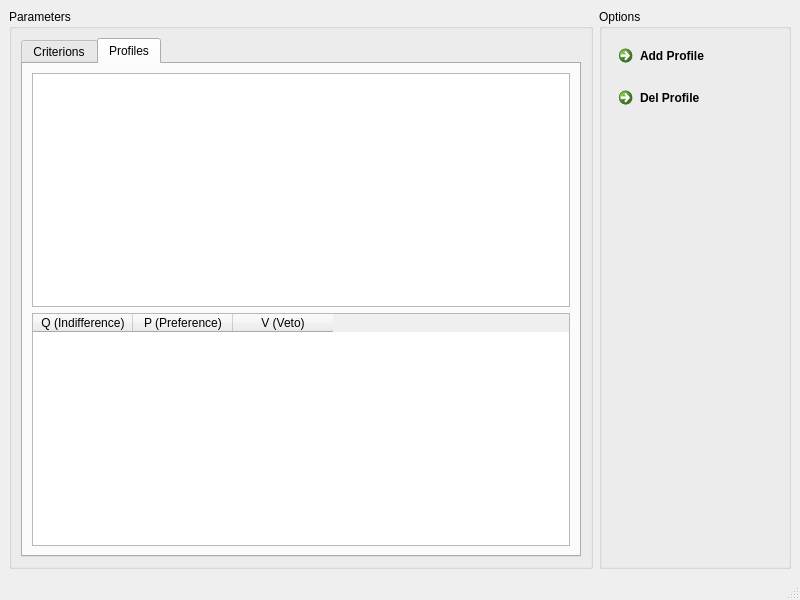
The window that ui/mainwindow.ui (oso/qgis-etri) describes before a commit, drawn with Qt 5.
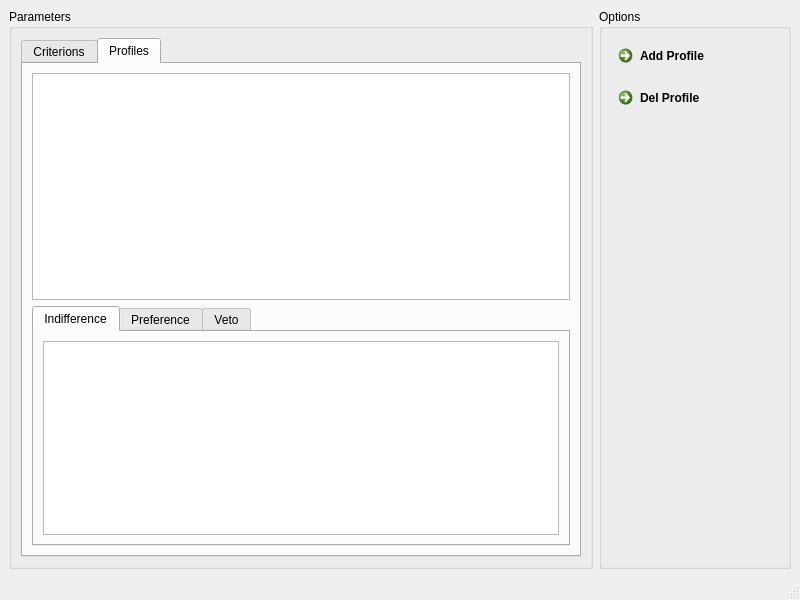
The same window after the commit. The open tabs and pages were chosen to show the change.

Commit message: [UI] Add support for thresholds values

What changed in the file:
```diff
--- a/ui/mainwindow.ui
+++ b/ui/mainwindow.ui
@@ -112,22 +112,46 @@
             <widget class="QTableWidget" name="table_prof"/>
            </item>
            <item row="1" column="0">
-            <widget class="QTableWidget" name="table_thres">
-             <column>
-              <property name="text">
-               <string>Q (Indifference)</string>
-              </property>
-             </column>
-             <column>
-              <property name="text">
-               <string>P (Preference)</string>
-              </property>
-             </column>
-             <column>
-              <property name="text">
-               <string>V (Veto)</string>
-              </property>
-             </column>
+            <widget class="QTabWidget" name="tabWidget">
+             <property name="tabPosition">
+              <enum>QTabWidget::North</enum>
+             </property>
+             <property name="tabShape">
+              <enum>QTabWidget::Rounded</enum>
+             </property>
+             <property name="currentIndex">
+              <number>0</number>
+             </property>
+             <widget class="QWidget" name="indiff_tab">
+              <attribute name="title">
+               <string>Indifference</string>
+              </attribute>
+              <layout class="QGridLayout" name="gridLayout_3">
+               <item row="0" column="1">
+                <widget class="QTableWidget" name="table_indiff"/>
+               </item>
+              </layout>
+             </widget>
+             <widget class="QWidget" name="pref_tab">
+              <attribute name="title">
+               <string>Preference</string>
+              </attribute>
+              <layout class="QGridLayout" name="gridLayout_4">
+               <item row="0" column="0">
+                <widget class="QTableWidget" name="table_pref"/>
+               </item>
+              </layout>
+             </widget>
+             <widget class="QWidget" name="veto_tab">
+              <attribute name="title">
+               <string>Veto</string>
+              </attribute>
+              <layout class="QGridLayout" name="gridLayout_7">
+               <item row="0" column="0">
+                <widget class="QTableWidget" name="table_veto"/>
+               </item>
+              </layout>
+             </widget>
             </widget>
            </item>
           </layout>
```
Left out of the diff: 10 changed lines with no effect on the pictures. The commit also changes 2 other files.
